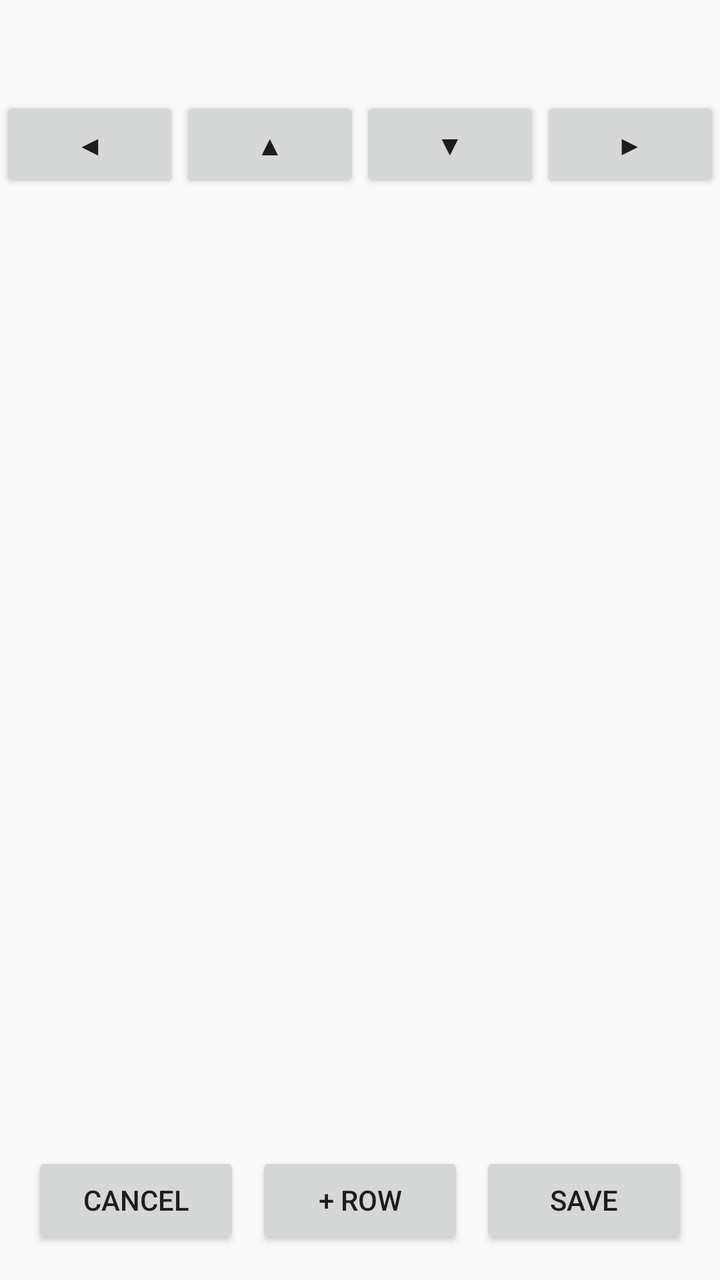
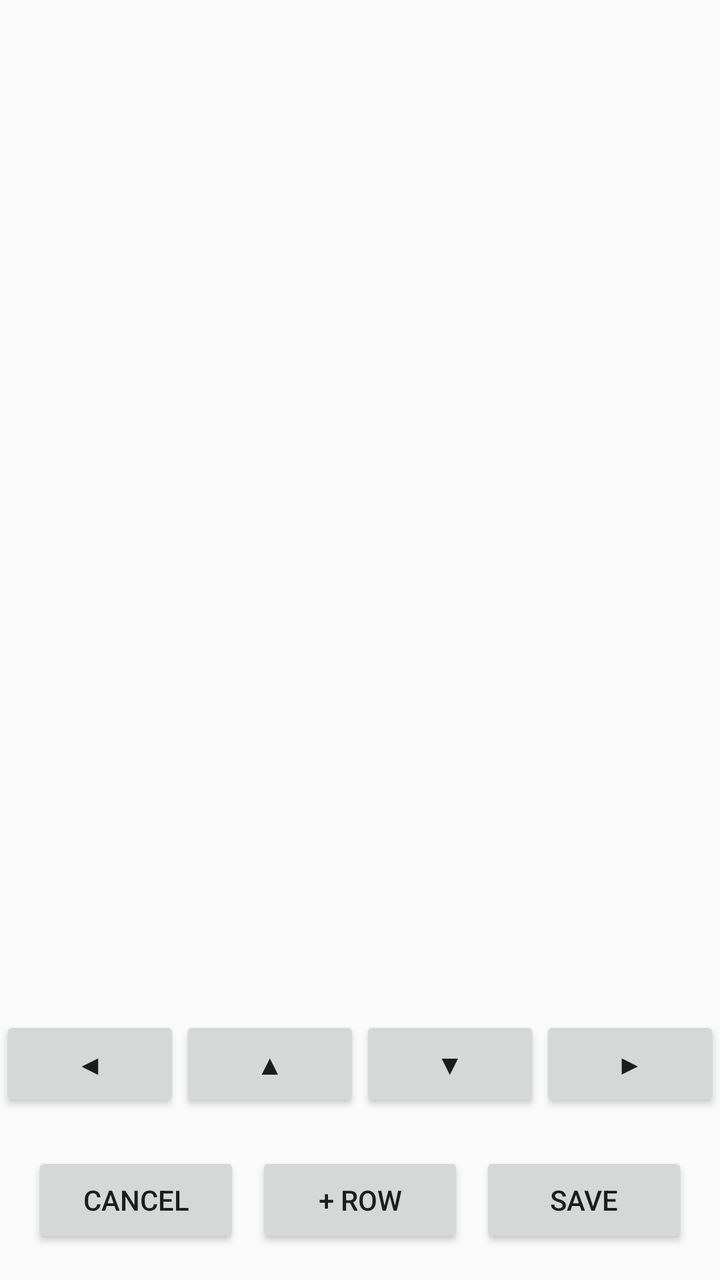

Before-and-after screenshots of an Android layout around one commit, followed by the original layout XML and the change that was made.
<!-- AndroidManifest.xml: application theme Theme.DAR -->
<!-- res/layout/activity_recording.xml -->
<?xml version="1.0" encoding="utf-8"?>
<RelativeLayout xmlns:android="http://schemas.android.com/apk/res/android"
    android:layout_width="match_parent"
    android:layout_height="match_parent"
    android:background="@color/dar_light">

    <TextView
        android:id="@+id/date_header"
        android:layout_width="match_parent"
        android:layout_height="wrap_content"
        android:textSize="18sp"
        android:textStyle="bold"
        android:textColor="#000000"
        android:gravity="center"
        android:padding="12dp" />

    <LinearLayout
        android:id="@+id/arrow_bar"
        android:layout_width="match_parent"
        android:layout_height="wrap_content"
        android:layout_below="@id/date_header"
        android:orientation="horizontal"
        android:paddingBottom="4dp">

        <Button
            android:id="@+id/btn_arrow_left"
            android:layout_width="0dp"
            android:layout_height="wrap_content"
            android:layout_weight="1"
            android:text="@string/arrow_left" />

        <Button
            android:id="@+id/btn_arrow_up"
            android:layout_width="0dp"
            android:layout_height="wrap_content"
            android:layout_weight="1"
            android:text="@string/arrow_up" />

        <Button
            android:id="@+id/btn_arrow_down"
            android:layout_width="0dp"
            android:layout_height="wrap_content"
            android:layout_weight="1"
            android:text="@string/arrow_down" />

        <Button
            android:id="@+id/btn_arrow_right"
            android:layout_width="0dp"
            android:layout_height="wrap_content"
            android:layout_weight="1"
            android:text="@string/arrow_right" />

    </LinearLayout>

    <ScrollView
        android:layout_width="match_parent"
        android:layout_height="match_parent"
        android:layout_below="@id/arrow_bar"
        android:layout_above="@id/button_row">

        <HorizontalScrollView
            android:layout_width="match_parent"
            android:layout_height="wrap_content">

            <LinearLayout
                android:id="@+id/row_container"
                android:layout_width="wrap_content"
                android:layout_height="wrap_content"
                android:orientation="vertical"
                android:padding="8dp" />

        </HorizontalScrollView>

    </ScrollView>

    <LinearLayout
        android:id="@+id/button_row"
        android:layout_width="match_parent"
        android:layout_height="wrap_content"
        android:layout_alignParentBottom="true"
        android:orientation="horizontal"
        android:padding="16dp">

        <Button
            android:id="@+id/btn_cancel"
            android:layout_width="0dp"
            android:layout_height="wrap_content"
            android:layout_weight="1"
            android:text="@string/recording_cancel" />

        <Button
            android:id="@+id/btn_add_row"
            android:layout_width="0dp"
            android:layout_height="wrap_content"
            android:layout_weight="1"
            android:layout_marginStart="8dp"
            android:layout_marginEnd="8dp"
            android:text="@string/recording_add_row" />

        <Button
            android:id="@+id/btn_save"
            android:layout_width="0dp"
            android:layout_height="wrap_content"
            android:layout_weight="1"
            android:text="@string/recording_save" />

    </LinearLayout>

</RelativeLayout>
<!-- resources referenced by this layout -->
<resources>
  <color name="dar_light">#FAFAFA</color>
  <string name="arrow_down">▼</string>
  <string name="arrow_left">◀</string>
  <string name="arrow_right">▶</string>
  <string name="arrow_up">▲</string>
  <string name="recording_add_row">+ Row</string>
  <string name="recording_cancel">Cancel</string>
  <string name="recording_save">Save</string>
  <style name="Theme.DAR" parent="Theme.MaterialComponents.DayNight.NoActionBar">
          <item name="colorPrimary">@color/dar_blue</item>
          <item name="colorPrimaryDark">@color/dar_blue_black</item>
      </style>
  <color name="dar_blue">#1565C0</color>
  <color name="dar_blue_black">#0D1B2A</color>
</resources>

<!-- the commit's change to res/layout/activity_recording.xml (unified diff, before → after) -->
@@ -1,7 +1,8 @@
 <?xml version="1.0" encoding="utf-8"?>
-<RelativeLayout xmlns:android="http://schemas.android.com/apk/res/android"
+<LinearLayout xmlns:android="http://schemas.android.com/apk/res/android"
     android:layout_width="match_parent"
     android:layout_height="match_parent"
+    android:orientation="vertical"
     android:background="@color/dar_light">
 
     <TextView
@@ -14,12 +15,32 @@
         android:gravity="center"
         android:padding="12dp" />
 
+    <ScrollView
+        android:layout_width="match_parent"
+        android:layout_height="0dp"
+        android:layout_weight="1">
+
+        <HorizontalScrollView
+            android:layout_width="match_parent"
+            android:layout_height="wrap_content">
+
+            <LinearLayout
+                android:id="@+id/row_container"
+                android:layout_width="wrap_content"
+                android:layout_height="wrap_content"
+                android:orientation="vertical"
+                android:padding="8dp" />
+
+        </HorizontalScrollView>
+
+    </ScrollView>
+
     <LinearLayout
         android:id="@+id/arrow_bar"
         android:layout_width="match_parent"
         android:layout_height="wrap_content"
-        android:layout_below="@id/date_header"
         android:orientation="horizontal"
+        android:paddingTop="4dp"
         android:paddingBottom="4dp">
 
         <Button
@@ -52,32 +73,10 @@
 
     </LinearLayout>
 
-    <ScrollView
-        android:layout_width="match_parent"
-        android:layout_height="match_parent"
-        android:layout_below="@id/arrow_bar"
-        android:layout_above="@id/button_row">
-
-        <HorizontalScrollView
-            android:layout_width="match_parent"
-            android:layout_height="wrap_content">
-
-            <LinearLayout
-                android:id="@+id/row_container"
-                android:layout_width="wrap_content"
-                android:layout_height="wrap_content"
-                android:orientation="vertical"
-                android:padding="8dp" />
-
-        </HorizontalScrollView>
-
-    </ScrollView>
-
     <LinearLayout
         android:id="@+id/button_row"
         android:layout_width="match_parent"
         android:layout_height="wrap_content"
-        android:layout_alignParentBottom="true"
         android:orientation="horizontal"
         android:padding="16dp">
 
@@ -106,4 +105,4 @@
 
     </LinearLayout>
 
-</RelativeLayout>
+</LinearLayout>
